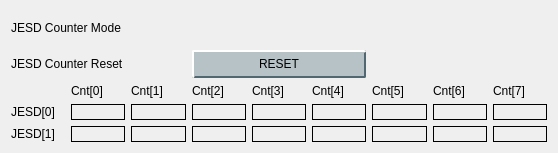
Qt form new_look/jesd.ui (cristinasewell/ATCA_PyDM_Screens) before a commit.
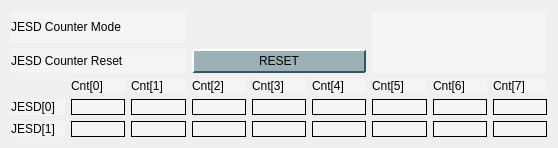
The same form after that commit. Custom widgets are drawn as their Qt base class.

Commit message: WIP - changed the colors a bit and added RTM macro

```diff
--- a/new_look/jesd.ui
+++ b/new_look/jesd.ui
@@ -7,7 +7,7 @@
     <x>0</x>
     <y>0</y>
     <width>558</width>
-    <height>153</height>
+    <height>148</height>
    </rect>
   </property>
   <property name="windowTitle">
@@ -36,13 +36,17 @@
     selection-color:transparent;
 }
 
+QFrame{
+  background-color: rgb(244,244,246)
+}
+
 QPushButton {
-    background-color: rgb(182, 194, 198);
-    border-color: rgb(182, 204, 212) rgb(82, 104, 112) rgb(82, 104, 112) rgb(182,204,212);
+    background-color: rgb(156,177,182);
+    border-color: rgb(212,228,233) rgb(50,88,100) rgb(50,88,100) rgb(212,228,233);
     border-style: outset;
-    border-radius: 2px;
+    border-radius: 1px;
     border-width: 2px; 
-    padding: 5px;
+    padding: 3px;
 }
 QPushButton:hover {
    background-color: rgb(154,170,176);
@@ -54,10 +58,10 @@
 	border-color: rgb(32,86,73);
 }
 QPushButton:checked{
-    background-color: rgb(104,198,176);
+    background-color: rgb(178,190,194);
     border-style: inset;
-    border-width: 3px;
-	border-color: rgb(82, 104, 112)  rgb(182, 204, 212) rgb(182,204,212) rgb(82, 104, 112) ;
+    border-width: 2px;
+	border-color:  rgb(112,134,142) rgb(229,233,235) rgb(239,233,235) rgb(112,134,142);
 }
 QLineEdit {
   background-color: rgb(218,223,230);
@@ -66,7 +70,7 @@
   border-width: 2px 1px 1px 2px;
 }
 PyDMLabel {
-  background-color: rgb(238,243,250);
+  background-color: rgb(189,197,205);
 }
 
  QTabWidget::pane {
```
Left out of the diff: 11 changed lines with no effect on the pictures. The commit also changes 10 other files.
